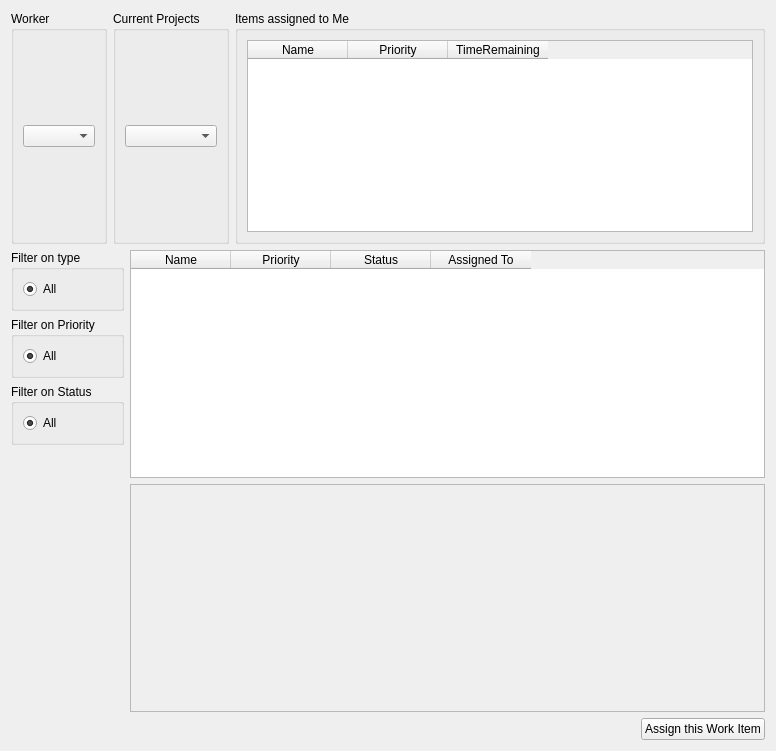
Above: src/gui/design/work_item_view.ui from archtool/archtool before the change. Below: the same form after it.
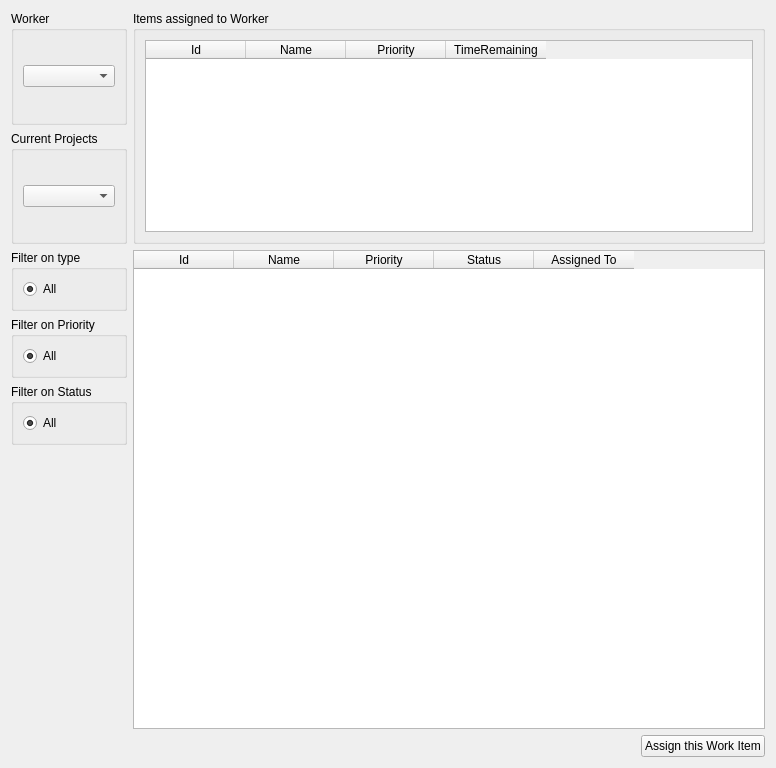
That is the form after the change.

Commit message: Fixed bugs in the WorkItem view; added support for Bugs

What changed in the file:
```diff
--- a/src/gui/design/work_item_view.ui
+++ b/src/gui/design/work_item_view.ui
@@ -7,21 +7,23 @@
     <x>0</x>
     <y>0</y>
     <width>776</width>
-    <height>751</height>
+    <height>768</height>
    </rect>
   </property>
   <property name="windowTitle">
    <string>Form</string>
   </property>
-  <layout class="QVBoxLayout" name="verticalLayout_9">
+  <layout class="QVBoxLayout" name="verticalLayout_10">
    <item>
-    <layout class="QHBoxLayout" name="horizontalLayout">
+    <layout class="QGridLayout" name="gridLayout">
+     <item row="0" column="0">
+      <layout class="QVBoxLayout" name="verticalLayout_3">
      <item>
       <widget class="QGroupBox" name="groupBox_2">
        <property name="title">
         <string>Worker</string>
        </property>
-       <layout class="QVBoxLayout" name="verticalLayout_3">
+         <layout class="QVBoxLayout" name="verticalLayout_4">
         <item>
          <widget class="QComboBox" name="cmbWorker"/>
         </item>
@@ -33,14 +35,16 @@
        <property name="title">
         <string>Current Projects</string>
        </property>
-       <layout class="QVBoxLayout" name="verticalLayout_4">
+         <layout class="QVBoxLayout" name="verticalLayout_9">
         <item>
          <widget class="QComboBox" name="cmbProject"/>
         </item>
        </layout>
       </widget>
      </item>
-     <item>
+      </layout>
+     </item>
+     <item row="0" column="1">
       <widget class="QGroupBox" name="groupBox_4">
        <property name="sizePolicy">
         <sizepolicy hsizetype="Preferred" vsizetype="Minimum">
@@ -49,7 +53,7 @@
         </sizepolicy>
        </property>
        <property name="title">
-        <string>Items assigned to Me</string>
+        <string>Items assigned to Worker</string>
        </property>
        <layout class="QVBoxLayout" name="verticalLayout_5">
         <item>
@@ -69,9 +73,26 @@
           <property name="selectionBehavior">
            <enum>QAbstractItemView::SelectRows</enum>
           </property>
+          <property name="gridStyle">
+           <enum>Qt::SolidLine</enum>
+          </property>
+          <property name="sortingEnabled">
+           <bool>true</bool>
+          </property>
+          <attribute name="horizontalHeaderCascadingSectionResizes">
+           <bool>false</bool>
+          </attribute>
+          <attribute name="horizontalHeaderShowSortIndicator" stdset="0">
+           <bool>true</bool>
+          </attribute>
           <attribute name="verticalHeaderVisible">
            <bool>false</bool>
           </attribute>
+          <column>
+           <property name="text">
+            <string>Id</string>
+           </property>
+          </column>
           <column>
            <property name="text">
             <string>Name</string>
@@ -92,11 +113,7 @@
        </layout>
       </widget>
      </item>
-    </layout>
-   </item>
-   <item>
-    <layout class="QHBoxLayout" name="horizontalLayout_2">
-     <item>
+     <item row="1" column="0">
       <layout class="QVBoxLayout" name="verticalLayout_6" stretch="0,0,0,1">
        <item>
         <widget class="QGroupBox" name="grpType">
@@ -176,10 +193,16 @@
        </item>
       </layout>
      </item>
-     <item>
+     <item row="1" column="1">
       <layout class="QVBoxLayout" name="verticalLayout_7">
        <item>
         <widget class="QTableWidget" name="tblItems">
+         <property name="sizePolicy">
+          <sizepolicy hsizetype="Expanding" vsizetype="Expanding">
+           <horstretch>0</horstretch>
+           <verstretch>1</verstretch>
+          </sizepolicy>
+         </property>
          <property name="editTriggers">
           <set>QAbstractItemView::NoEditTriggers</set>
          </property>
@@ -192,12 +215,26 @@
          <property name="selectionBehavior">
           <enum>QAbstractItemView::SelectRows</enum>
          </property>
+         <property name="sortingEnabled">
+          <bool>true</bool>
+         </property>
          <property name="columnCount">
-          <number>4</number>
+          <number>5</number>
          </property>
+         <attribute name="horizontalHeaderCascadingSectionResizes">
+          <bool>true</bool>
+         </attribute>
+         <attribute name="horizontalHeaderShowSortIndicator" stdset="0">
+          <bool>true</bool>
+         </attribute>
          <attribute name="verticalHeaderVisible">
           <bool>false</bool>
          </attribute>
+         <column>
+          <property name="text">
+           <string>Id</string>
+          </property>
+         </column>
          <column>
           <property name="text">
            <string>Name</string>
@@ -220,23 +257,6 @@
          </column>
         </widget>
        </item>
-       <item>
-        <widget class="QScrollArea" name="areaDetails">
-         <property name="widgetResizable">
-          <bool>true</bool>
-         </property>
-         <widget class="QWidget" name="scrlDetails">
-          <property name="geometry">
-           <rect>
-            <x>0</x>
-            <y>0</y>
-            <width>649</width>
-            <height>227</height>
-           </rect>
-          </property>
-         </widget>
-        </widget>
-       </item>
        <item>
         <layout class="QHBoxLayout" name="horizontalLayout_3">
          <item>
```
Left out of the diff: 2 changed lines with no effect on the pictures. Lines whose indentation alone changed are shown as unchanged. The commit also changes 9 other files.
